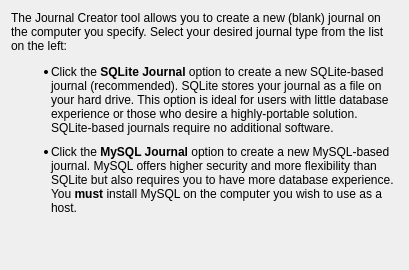
Qt form ui/journalcreatorcoverpage.ui (pwizard2/robojournal) before a commit.
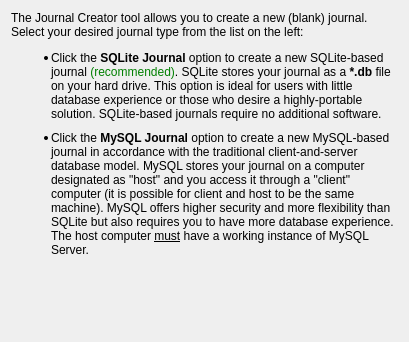
The same form after that commit.

Patch:
```diff
--- a/ui/journalcreatorcoverpage.ui
+++ b/ui/journalcreatorcoverpage.ui
@@ -7,7 +7,7 @@
     <x>0</x>
     <y>0</y>
     <width>409</width>
-    <height>270</height>
+    <height>342</height>
    </rect>
   </property>
   <property name="windowTitle">
@@ -17,7 +17,7 @@
    <item>
     <widget class="QLabel" name="label">
      <property name="text">
-      <string>&lt;html&gt;&lt;head/&gt;&lt;body&gt;&lt;p&gt;The Journal Creator tool allows you to create a new (blank) journal on the computer you specify. Select your desired journal type from the list on the left:&lt;/p&gt;&lt;ul style=&quot;margin-top: 0px; margin-bottom: 0px; margin-left: 0px; margin-right: 0px; -qt-list-indent: 1;&quot;&gt;&lt;li style=&quot; margin-top:12px; margin-bottom:10px; margin-left:0px; margin-right:0px; -qt-block-indent:0; text-indent:0px;&quot;&gt;Click the &lt;span style=&quot; font-weight:600;&quot;&gt;SQLite Journal&lt;/span&gt; option to create a new SQLite-based journal (recommended). SQLite stores your journal as a file on your hard drive. This option is ideal for users with little database experience or those who desire a highly-portable solution. SQLite-based journals require no additional software.&lt;/li&gt;&lt;li style=&quot; margin-top:0px; margin-bottom:12px; margin-left:0px; margin-right:0px; -qt-block-indent:0; text-indent:0px;&quot;&gt;Click the &lt;span style=&quot; font-weight:600;&quot;&gt;MySQL Journal&lt;/span&gt; option to create a new MySQL-based journal. MySQL offers higher security and more flexibility than SQLite but also requires you to have more database experience. You &lt;span style=&quot; font-weight:600;&quot;&gt;must&lt;/span&gt; install MySQL on the computer you wish to use as a host.&lt;/li&gt;&lt;/ul&gt;&lt;/body&gt;&lt;/html&gt;</string>
+      <string>&lt;html&gt;&lt;head/&gt;&lt;body&gt;&lt;p&gt;The Journal Creator tool allows you to create a new (blank) journal. Select your desired journal type from the list on the left:&lt;/p&gt;&lt;ul style=&quot;margin-top: 0px; margin-bottom: 0px; margin-left: 0px; margin-right: 0px; -qt-list-indent: 1;&quot;&gt;&lt;li style=&quot; margin-top:12px; margin-bottom:10px; margin-left:0px; margin-right:0px; -qt-block-indent:0; text-indent:0px;&quot;&gt;Click the &lt;span style=&quot; font-weight:600;&quot;&gt;SQLite Journal&lt;/span&gt; option to create a new SQLite-based journal &lt;span style=&quot; color:#008000;&quot;&gt;(recommended)&lt;/span&gt;. SQLite stores your journal as a &lt;span style=&quot; font-weight:600;&quot;&gt;*.db&lt;/span&gt; file on your hard drive. This option is ideal for users with little database experience or those who desire a highly-portable solution. SQLite-based journals require no additional software.&lt;/li&gt;&lt;li style=&quot; margin-top:0px; margin-bottom:12px; margin-left:0px; margin-right:0px; -qt-block-indent:0; text-indent:0px;&quot;&gt;Click the &lt;span style=&quot; font-weight:600;&quot;&gt;MySQL Journal&lt;/span&gt; option to create a new MySQL-based journal in accordance with the traditional client-and-server database model. MySQL stores your journal on a computer designated as &amp;quot;host&amp;quot; and you access it through a &amp;quot;client&amp;quot; computer (it is possible for client and host to be the same machine). MySQL offers higher security and more flexibility than SQLite but also requires you to have more database experience. The host computer &lt;span style=&quot; text-decoration: underline;&quot;&gt;must&lt;/span&gt; have a working instance of MySQL Server.&lt;/li&gt;&lt;/ul&gt;&lt;/body&gt;&lt;/html&gt;</string>
      </property>
      <property name="wordWrap">
       <bool>true</bool>
```
